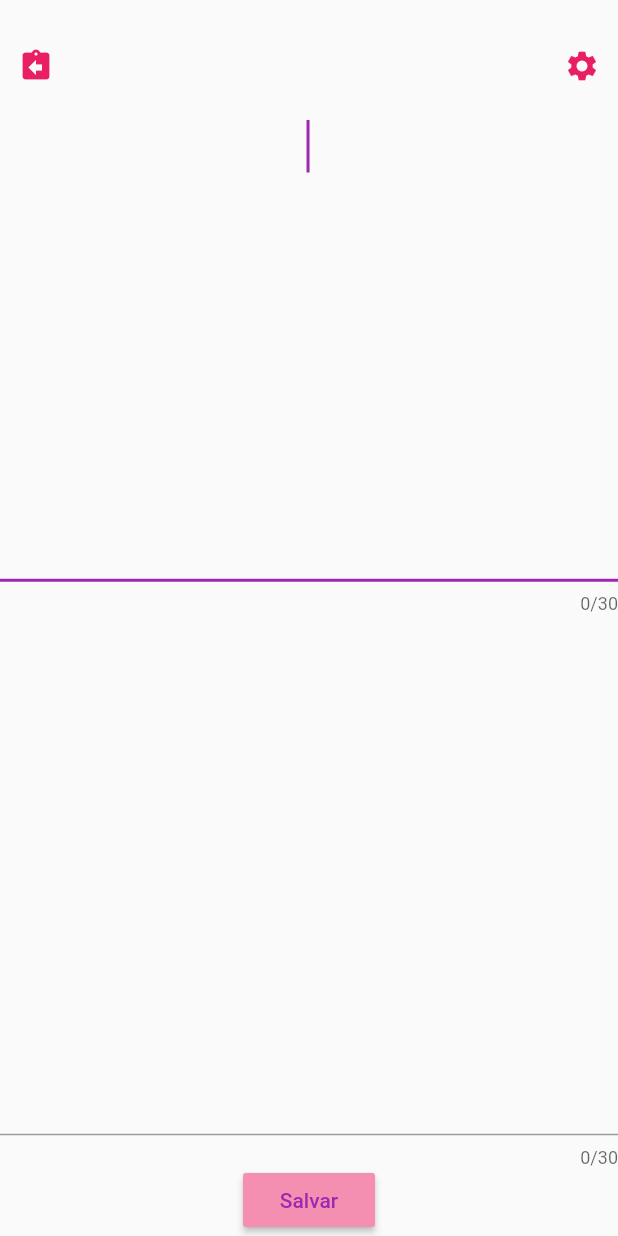
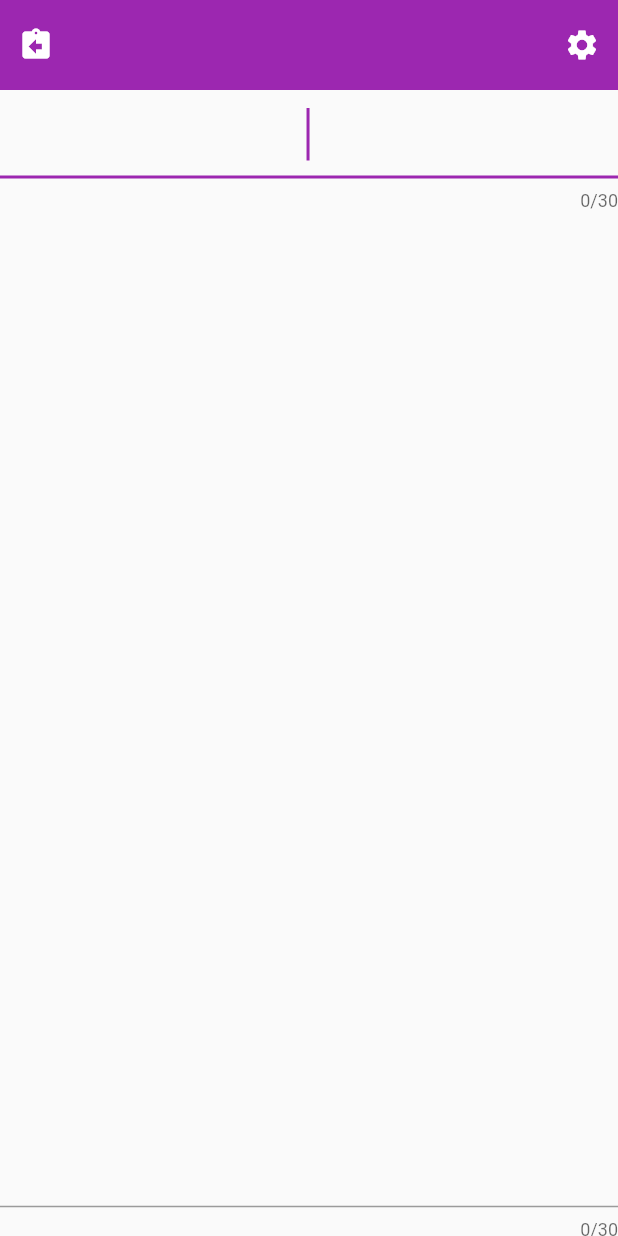
Before and after one commit to anecba/MyPocketSpace, a Flutter app: the PaginaCriarAnotacoes screen opened directly, on a phone screen of 412 x 824 dp. Run offline on Flutter 3.47's test engine with Material 2 defaults, Android fonts, the phone set to English and light mode, and no system bars; missing offline and left inert: hasura_connect.

Commit message:
Criando o appBar

```diff
--- a/lib/models/note.dart
+++ b/lib/models/note.dart
@@ -17,7 +17,7 @@ class Note {
     title = json['note_title'];
     content = json['note_content'];
     createdAt = json['note_created_at'];
-    updatedAt = json['note_updated_at'];
+    updatedAt = json['note_daupted_at'];
   }
 
   Map<String, dynamic> toJson() {
--- a/lib/paginas/tabs.page.dart
+++ b/lib/paginas/tabs.page.dart
@@ -10,8 +10,8 @@ class TabsPage extends StatelessWidget {
       body: TabBarView(
         children: <Widget>[
           MinhaPaginaPrincipal(),
+          PaginaCriarAnotacoes(),
           LoginPage(),
-          PaginaCriarAnotacoes()
         ],
       ),
       bottomNavigationBar: TabBar(
--- a/lib/paginas/telaCriandoAnotacoes.dart
+++ b/lib/paginas/telaCriandoAnotacoes.dart
@@ -1,7 +1,30 @@
 import 'package:flutter/material.dart';
-import '../main.dart';
 
-class PaginaCriarAnotacoes extends StatelessWidget {
+class PaginaCriarAnotacoes extends StatefulWidget {
+  @override
+  _PaginaCriarAnotacoesState createState() => _PaginaCriarAnotacoesState();
+}
+
+class _PaginaCriarAnotacoesState extends State<PaginaCriarAnotacoes> {
+  TextEditingController edt1, edt2;
+  var _set;
+
+  @override
+  void initState() {
+    edt1 = TextEditingController();
+    edt2 = TextEditingController();
+
+    super.initState();
+  }
+
+  @override
+  void dispose() {
+    edt1.dispose();
+    edt2.dispose();
+
+    super.dispose();
+  }
+
   @override
   Widget build(BuildContext context) {
     return Scaffold(
@@ -10,19 +33,21 @@ class PaginaCriarAnotacoes extends StatelessWidget {
         child: Column(
           mainAxisAlignment: MainAxisAlignment.center,
           children: <Widget>[
-            SizedBox(height: 20),
+            //SizedBox(height: 20),
             Container(
+              height: 60,
+              color: Colors.purple,
               child: Row(
                 mainAxisAlignment: MainAxisAlignment.spaceBetween,
                 children: <Widget>[
                   IconButton(
                     icon: Icon(Icons.assignment_return),
-                    color: Colors.pink,
+                    color: Colors.white,
                     onPressed: () {},
                   ),
                   IconButton(
                     onPressed: () {},
-                    color: Colors.pink,
+                    color: Colors.white,
                     icon: Icon(Icons.settings),
                   )
                 ],
@@ -30,7 +55,8 @@ class PaginaCriarAnotacoes extends StatelessWidget {
             ),
             Expanded(
               child: TextFormField(
-                expands: true,
+                controller: edt1,
+                //expands: true,
                 autofocus: true,
                 textAlign: TextAlign.center,
                 keyboardType: TextInputType.text,
@@ -41,12 +67,13 @@ class PaginaCriarAnotacoes extends StatelessWidget {
                 ),
               ),
             ),
-            SizedBox(height: 30),
+            //SizedBox(height: 30),
             Expanded(
               child: TextFormField(
+                controller: edt2,
                 expands: true,
-                autofocus: true,
-                textAlign: TextAlign.center,
+                autofocus: false,
+                textAlign: TextAlign.start,
                 keyboardType: TextInputType.text,
                 maxLines: null,
                 maxLength: 30,
@@ -55,16 +82,28 @@ class PaginaCriarAnotacoes extends StatelessWidget {
                 ),
               ),
             ),
-            RaisedButton(
+            /* RaisedButton(
               padding: const EdgeInsets.all(8.0),
               textColor: Colors.purple,
               color: Colors.pink[200],
               onPressed: () {},
               child: Text("Salvar"),
-            ),
+            ), */
           ],
         ),
       ),
     );
   }
 }
+/*
+Widget checkBox (bool _set){
+  return Checkbox(
+    onChanged: (bool resp){
+      setState((){
+        _set = resp;
+      }
+      );
+    },
+    value: _set,
+  );
+} */
```
Also changed, not shown: lib/paginas/cadastro.dart (+37 -31 lines), lib/paginas/login.dart (+50 -33 lines), lib/paginas/paginaPrincipal.dart (+96 -3 lines), lib/repositories/hasura.dart (+11 -0 lines).
